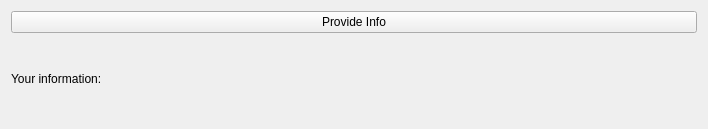
Old version of the form widget.ui in the repository NikNator10/QT-Testing.
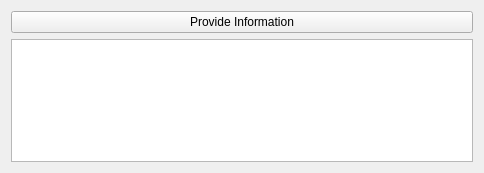
New version of the form.

Patch:
```diff
--- a/widget.ui
+++ b/widget.ui
@@ -6,8 +6,8 @@
    <rect>
     <x>0</x>
     <y>0</y>
-    <width>708</width>
-    <height>129</height>
+    <width>484</width>
+    <height>173</height>
    </rect>
   </property>
   <property name="windowTitle">
@@ -17,16 +17,12 @@
    <item>
     <widget class="QPushButton" name="provide_info_button">
      <property name="text">
-      <string>Provide Info</string>
+      <string>Provide Information</string>
      </property>
     </widget>
    </item>
    <item>
-    <widget class="QLabel" name="info_label">
-     <property name="text">
-      <string>Your information:</string>
-     </property>
-    </widget>
+    <widget class="QListWidget" name="list_widget"/>
    </item>
   </layout>
  </widget>
```
